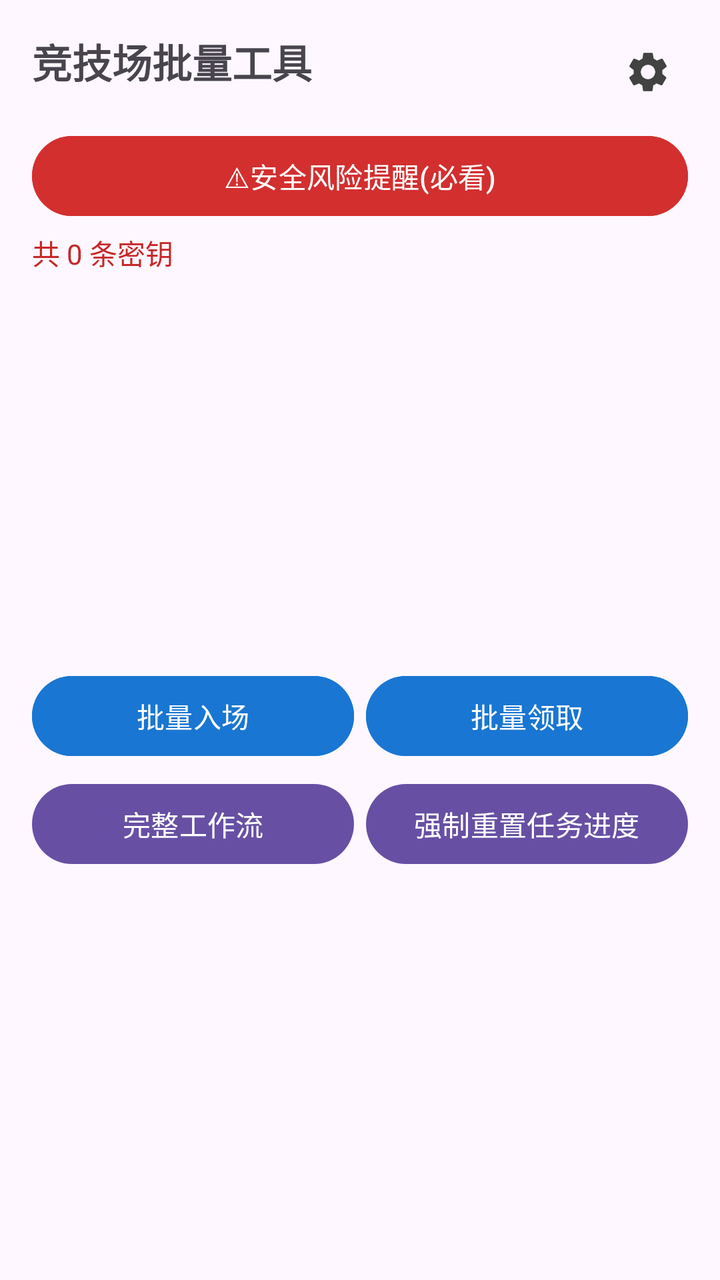
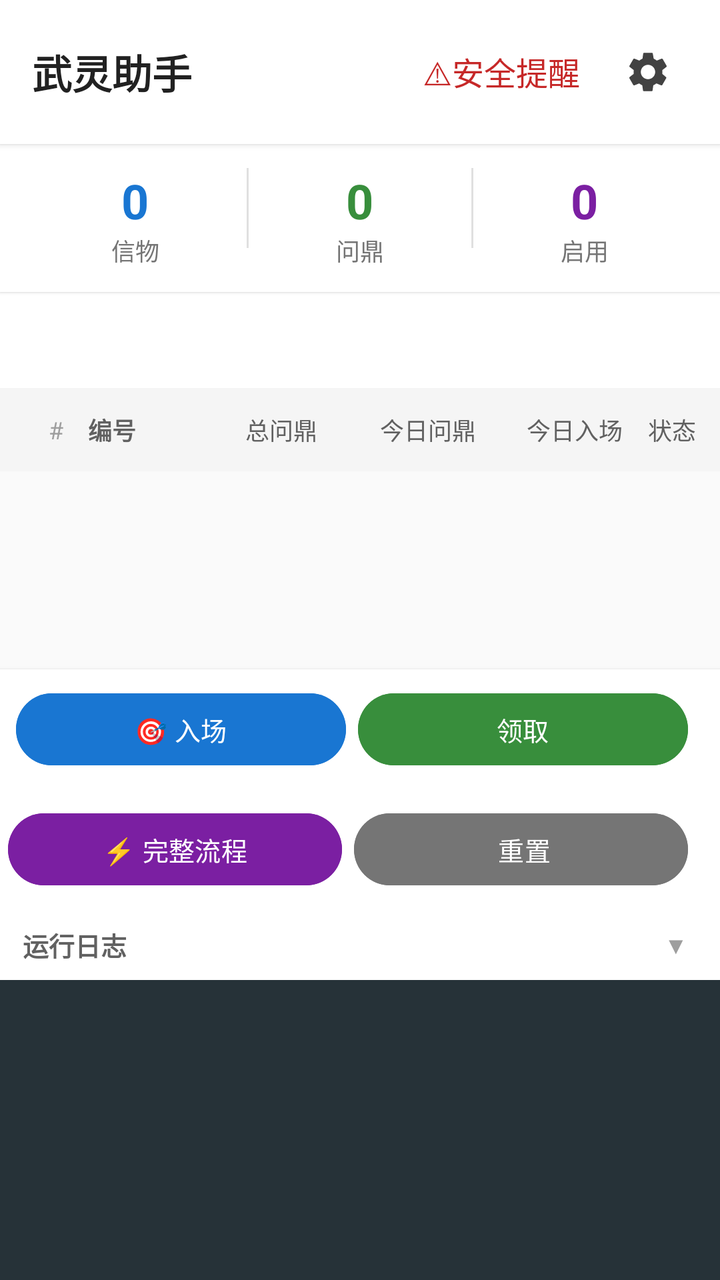

The first picture is an Android layout as it rendered before a commit; the second is the same layout after the commit. The layout source and the unified diff follow.
<!-- AndroidManifest.xml: application theme Theme.WlClient -->
<!-- res/layout/activity_main.xml -->
<?xml version="1.0" encoding="utf-8"?>
<LinearLayout xmlns:android="http://schemas.android.com/apk/res/android"
    android:id="@+id/main"
    android:layout_width="match_parent"
    android:layout_height="match_parent"
    android:orientation="vertical"
    android:padding="16dp">
    
    <RelativeLayout
        android:layout_width="match_parent"
        android:layout_height="wrap_content"
        android:layout_marginBottom="8dp">
        <TextView
            android:layout_width="wrap_content"
            android:layout_height="wrap_content"
            android:text="竞技场批量工具"
            android:textSize="20sp"
            android:textStyle="bold" />
        
        <ImageButton
            android:id="@+id/btn_setting_gear"
            android:layout_width="40dp"
            android:layout_height="40dp"
            android:layout_alignParentEnd="true"
            android:background="?attr/selectableItemBackgroundBorderless"
            android:contentDescription="更多设置菜单"
            android:src="@drawable/ic_gear_svg" />
    </RelativeLayout>
    
    <Button
        android:id="@+id/btn_security_warn"
        android:layout_width="match_parent"
        android:layout_height="wrap_content"
        android:backgroundTint="#D32F2F"
        android:textColor="#ffffff"
        android:text="⚠安全风险提醒(必看)" />
    <TextView
        android:id="@+id/tv_count_info"
        android:layout_width="match_parent"
        android:layout_height="wrap_content"
        android:text="共 0 条密钥"
        android:textColor="#C62828"
        android:textSize="14sp"
        android:layout_marginTop="4dp" />
    
    <ListView
        android:id="@+id/lv_cipher_keys"
        android:layout_width="match_parent"
        android:layout_height="0dp"
        android:layout_weight="1"
        android:layout_marginTop="8dp"
        android:choiceMode="none" />
    
    <LinearLayout
        android:layout_width="match_parent"
        android:layout_height="wrap_content"
        android:orientation="horizontal"
        android:layout_marginTop="8dp">
        <Button
            android:id="@+id/btn_batch_enter"
            android:layout_width="0dp"
            android:layout_height="wrap_content"
            android:layout_weight="1"
            android:maxLines="1"
            android:backgroundTint="#1976D2"
            android:textColor="#ffffff"
            android:text="批量入场" />
        <View android:layout_width="6dp" android:layout_height="0dp" />
        <Button
            android:id="@+id/btn_batch_claim"
            android:layout_width="0dp"
            android:layout_height="wrap_content"
            android:layout_weight="1"
            android:maxLines="1"
            android:backgroundTint="#1976D2"
            android:textColor="#ffffff"
            android:text="批量领取" />
    </LinearLayout>
    <LinearLayout
        android:layout_width="match_parent"
        android:layout_height="wrap_content"
        android:orientation="horizontal"
        android:layout_marginTop="6dp">
        <Button
            android:id="@+id/btn_full_workflow"
            android:layout_width="0dp"
            android:layout_height="wrap_content"
            android:layout_weight="1"
            android:maxLines="1"
            android:text="完整工作流" />
        <View android:layout_width="6dp" android:layout_height="0dp" />
        <Button
            android:id="@+id/btn_reset_task"
            android:layout_width="0dp"
            android:layout_height="wrap_content"
            android:layout_weight="1"
            android:maxLines="1"
            android:text="强制重置任务进度" />
    </LinearLayout>
    
    <ScrollView
        android:id="@+id/scrollView"
        android:layout_width="match_parent"
        android:layout_height="180dp"
        android:layout_marginTop="8dp">
        <TextView
            android:id="@+id/tv_log"
            android:layout_width="match_parent"
            android:layout_height="wrap_content" />
    </ScrollView>
</LinearLayout>
<!-- resources referenced by this layout -->
<resources>
  <!-- drawable ic_gear_svg (drawable) -->
  <?xml version="1.0" encoding="utf-8"?>
  <vector xmlns:android="http://schemas.android.com/apk/res/android"
      android:width="24dp"
      android:height="24dp"
      android:viewportWidth="24"
      android:viewportHeight="24">
      <path
          android:fillColor="#424242"
          android:pathData="M19.14,12.94c0.04,-0.3 0.06,-0.61 0.06,-0.94c0,-0.32 -0.02,-0.64 -0.06,-0.94l2.03,-1.58c0.18,-0.14 0.23,-0.41 0.12,-0.61l-1.92,-3.32c-0.12,-0.22 -0.37,-0.29 -0.59,-0.22l-2.39,0.96c-0.5,-0.38 -0.99,-0.7 -1.54,-0.94L14.4,2.81c-0.04,-0.24 -0.24,-0.41 -0.48,-0.41h-3.84c-0.24,0 -0.43,0.17 -0.47,0.41L9.25,5.35C8.7,5.59 8.12,5.92 7.63,6.29L5.24,5.33c-0.22,-0.08 -0.47,0 -0.59,0.22L2.74,8.87C2.62,9.08 2.66,9.34 2.86,9.48l2.03,1.58C4.84,11.36 4.8,11.69 4.8,12s0.02,0.64 0.05,0.94l-2.03,1.58c-0.18,0.14 -0.23,0.41 -0.12,0.61l1.92,3.32c0.12,0.22,0.37,0.29,0.59,0.22l2.39,-0.96c0.5,0.38,0.99,0.7,1.54,0.94l0.36,2.54c0.05,0.24,0.24,0.41,0.48,0.41h3.84c0.24,0,0.44,-0.17,0.47,-0.41l0.36,-2.54c0.55,-0.24 1.04,-0.56 1.54,-0.94l2.39,0.96c0.22,0.08,0.47,0,0.59,-0.22l1.92,-3.32c0.12,-0.22,0.07,-0.47,-0.12,-0.61M12,15.6c-1.98,0 -3.6,-1.62 -3.6,-3.6s1.62,-3.6 3.6,-3.6s3.6,1.62 3.6,3.6S13.98,15.6 12,15.6z"/>
  </vector>
  <style name="Theme.WlClient" parent="Base.Theme.WlClient" />
  <style name="Base.Theme.WlClient" parent="Theme.Material3.DayNight.NoActionBar">
          
          
      </style>
</resources>

<!-- the commit's change to res/layout/activity_main.xml (unified diff, before → after) -->
@@ -1,111 +1,377 @@
 <?xml version="1.0" encoding="utf-8"?>
 <LinearLayout xmlns:android="http://schemas.android.com/apk/res/android"
+    xmlns:app="http://schemas.android.com/apk/res-auto"
     android:id="@+id/main"
     android:layout_width="match_parent"
     android:layout_height="match_parent"
     android:orientation="vertical"
-    android:padding="16dp">
-    
-    <RelativeLayout
-        android:layout_width="match_parent"
-        android:layout_height="wrap_content"
-        android:layout_marginBottom="8dp">
-        <TextView
+    android:background="#FAFAFA">
+
+    
+    <LinearLayout
+        android:layout_width="match_parent"
+        android:layout_height="wrap_content"
+        android:orientation="horizontal"
+        android:gravity="center_vertical"
+        android:padding="16dp"
+        android:background="#FFFFFF"
+        android:elevation="2dp">
+
+        <TextView
+            android:layout_width="0dp"
+            android:layout_height="wrap_content"
+            android:layout_weight="1"
+            android:text="武灵助手"
+            android:textSize="20sp"
+            android:textStyle="bold"
+            android:textColor="#212121" />
+
+        <TextView
+            android:id="@+id/btn_security_warn"
             android:layout_width="wrap_content"
             android:layout_height="wrap_content"
-            android:text="竞技场批量工具"
-            android:textSize="20sp"
-            android:textStyle="bold" />
-        
+            android:padding="6dp"
+            android:layout_marginEnd="8dp"
+            android:text="⚠安全提醒"
+            android:textColor="#C62828"
+            android:textSize="16sp"
+            android:clickable="true"
+            android:focusable="true"
+            android:foreground="?attr/selectableItemBackground" />
+
         <ImageButton
             android:id="@+id/btn_setting_gear"
             android:layout_width="40dp"
             android:layout_height="40dp"
-            android:layout_alignParentEnd="true"
             android:background="?attr/selectableItemBackgroundBorderless"
             android:contentDescription="更多设置菜单"
             android:src="@drawable/ic_gear_svg" />
-    </RelativeLayout>
-    
-    <Button
-        android:id="@+id/btn_security_warn"
-        android:layout_width="match_parent"
-        android:layout_height="wrap_content"
-        android:backgroundTint="#D32F2F"
-        android:textColor="#ffffff"
-        android:text="⚠安全风险提醒(必看)" />
-    <TextView
-        android:id="@+id/tv_count_info"
-        android:layout_width="match_parent"
-        android:layout_height="wrap_content"
-        android:text="共 0 条密钥"
-        android:textColor="#C62828"
-        android:textSize="14sp"
-        android:layout_marginTop="4dp" />
-    
-    <ListView
-        android:id="@+id/lv_cipher_keys"
+    </LinearLayout>
+
+    
+    <LinearLayout
+        android:layout_width="match_parent"
+        android:layout_height="wrap_content"
+        android:orientation="horizontal"
+        android:padding="12dp"
+        android:background="#FFFFFF"
+        android:elevation="1dp">
+
+        <LinearLayout
+            android:layout_width="0dp"
+            android:layout_height="wrap_content"
+            android:layout_weight="1"
+            android:orientation="vertical"
+            android:gravity="center">
+
+            <TextView
+                android:id="@+id/tv_token_count"
+                android:layout_width="wrap_content"
+                android:layout_height="wrap_content"
+                android:text="0"
+                android:textSize="24sp"
+                android:textStyle="bold"
+                android:textColor="#1976D2" />
+
+            <TextView
+                android:layout_width="wrap_content"
+                android:layout_height="wrap_content"
+                android:text="信物"
+                android:textSize="12sp"
+                android:textColor="#757575" />
+        </LinearLayout>
+
+        <View
+            android:layout_width="1dp"
+            android:layout_height="40dp"
+            android:background="#E0E0E0" />
+
+        <LinearLayout
+            android:layout_width="0dp"
+            android:layout_height="wrap_content"
+            android:layout_weight="1"
+            android:orientation="vertical"
+            android:gravity="center">
+
+            <TextView
+                android:id="@+id/tv_qd_count"
+                android:layout_width="wrap_content"
+                android:layout_height="wrap_content"
+                android:text="0"
+                android:textSize="24sp"
+                android:textStyle="bold"
+                android:textColor="#388E3C" />
+
+            <TextView
+                android:layout_width="wrap_content"
+                android:layout_height="wrap_content"
+                android:text="问鼎"
+                android:textSize="12sp"
+                android:textColor="#757575" />
+        </LinearLayout>
+
+        <View
+            android:layout_width="1dp"
+            android:layout_height="40dp"
+            android:background="#E0E0E0" />
+
+        <LinearLayout
+            android:layout_width="0dp"
+            android:layout_height="wrap_content"
+            android:layout_weight="1"
+            android:orientation="vertical"
+            android:gravity="center">
+
+            <TextView
+                android:id="@+id/tv_enabled_count"
+                android:layout_width="wrap_content"
+                android:layout_height="wrap_content"
+                android:text="0"
+                android:textSize="24sp"
+                android:textStyle="bold"
+                android:textColor="#7B1FA2" />
+
+            <TextView
+                android:layout_width="wrap_content"
+                android:layout_height="wrap_content"
+                android:text="启用"
+                android:textSize="12sp"
+                android:textColor="#757575" />
+        </LinearLayout>
+    </LinearLayout>
+
+    
+    <com.google.android.material.tabs.TabLayout
+        android:id="@+id/tab_layout"
+        android:layout_width="match_parent"
+        android:layout_height="48dp"
+        android:background="#FFFFFF"
+        app:tabIndicatorColor="#1976D2"
+        app:tabSelectedTextColor="#1976D2"
+        app:tabTextColor="#757575" />
+
+    
+    <LinearLayout
+        android:id="@+id/layout_status_header"
+        android:layout_width="match_parent"
+        android:layout_height="wrap_content"
+        android:orientation="horizontal"
+        android:gravity="center_vertical"
+        android:padding="12dp"
+        android:background="#F5F5F5">
+
+        <TextView
+            android:layout_width="32dp"
+            android:layout_height="wrap_content"
+            android:text="#"
+            android:textSize="12sp"
+            android:textColor="#9E9E9E"
+            android:gravity="center" />
+
+        <TextView
+            android:layout_width="60dp"
+            android:layout_height="wrap_content"
+            android:text="编号"
+            android:textSize="12sp"
+            android:textStyle="bold"
+            android:textColor="#616161" />
+
+        <TextView
+            android:layout_width="0dp"
+            android:layout_height="wrap_content"
+            android:layout_weight="1"
+            android:text="总问鼎"
+            android:textSize="12sp"
+            android:textColor="#616161"
+            android:gravity="center" />
+
+        <TextView
+            android:layout_width="0dp"
+            android:layout_height="wrap_content"
+            android:layout_weight="1"
+            android:text="今日问鼎"
+            android:textSize="12sp"
+            android:textColor="#616161"
+            android:gravity="center" />
+
+        <TextView
+            android:layout_width="0dp"
+            android:layout_height="wrap_content"
+            android:layout_weight="1"
+            android:text="今日入场"
+            android:textSize="12sp"
+            android:textColor="#616161"
+            android:gravity="center" />
+
+        <TextView
+            android:layout_width="wrap_content"
+            android:layout_height="wrap_content"
+            android:text="状态"
+            android:textSize="12sp"
+            android:textColor="#616161" />
+    </LinearLayout>
+
+    
+    <FrameLayout
         android:layout_width="match_parent"
         android:layout_height="0dp"
-        android:layout_weight="1"
-        android:layout_marginTop="8dp"
-        android:choiceMode="none" />
-    
-    <LinearLayout
-        android:layout_width="match_parent"
-        android:layout_height="wrap_content"
-        android:orientation="horizontal"
-        android:layout_marginTop="8dp">
+        android:layout_weight="1">
+
+        <androidx.recyclerview.widget.RecyclerView
+            android:id="@+id/rv_daily_status"
+            android:layout_width="match_parent"
+            android:layout_height="match_parent"
+            android:visibility="visible" />
+
+        <TextView
+            android:id="@+id/tv_empty_status"
+            android:layout_width="wrap_content"
+            android:layout_height="wrap_content"
+            android:layout_gravity="center"
+            android:text="暂无数据，执行后自动记录"
+            android:textSize="14sp"
+            android:textColor="#BDBDBD"
+            android:visibility="gone" />
+
+        <androidx.recyclerview.widget.RecyclerView
+            android:id="@+id/rv_failure_list"
+            android:layout_width="match_parent"
+            android:layout_height="match_parent"
+            android:visibility="gone" />
+
+        <TextView
+            android:id="@+id/tv_empty_failure"
+            android:layout_width="wrap_content"
+            android:layout_height="wrap_content"
+            android:layout_gravity="center"
+            android:text="暂无失败记录 ✅"
+            android:textSize="14sp"
+            android:textColor="#BDBDBD"
+            android:visibility="gone" />
+    </FrameLayout>
+
+    
+    <LinearLayout
+        android:layout_width="match_parent"
+        android:layout_height="wrap_content"
+        android:orientation="horizontal"
+        android:paddingStart="8dp"
+        android:paddingEnd="16dp"
+        android:paddingTop="8dp"
+        android:paddingBottom="8dp"
+        android:background="#FFFFFF"
+        android:elevation="2dp">
+
         <Button
             android:id="@+id/btn_batch_enter"
             android:layout_width="0dp"
-            android:layout_height="wrap_content"
-            android:layout_weight="1"
-            android:maxLines="1"
+            android:layout_height="44dp"
+            android:layout_weight="1"
             android:backgroundTint="#1976D2"
             android:textColor="#ffffff"
-            android:text="批量入场" />
+            android:text="🎯 入场"
+            android:textSize="13sp" />
+
         <View android:layout_width="6dp" android:layout_height="0dp" />
+
         <Button
             android:id="@+id/btn_batch_claim"
             android:layout_width="0dp"
-            android:layout_height="wrap_content"
-            android:layout_weight="1"
-            android:maxLines="1"
-            android:backgroundTint="#1976D2"
+            android:layout_height="44dp"
+            android:layout_weight="1"
+            android:backgroundTint="#388E3C"
             android:textColor="#ffffff"
-            android:text="批量领取" />
-    </LinearLayout>
-    <LinearLayout
-        android:layout_width="match_parent"
-        android:layout_height="wrap_content"
-        android:orientation="horizontal"
-        android:layout_marginTop="6dp">
+            android:text="领取"
+            android:textSize="13sp" />
+    </LinearLayout>
+
+    <LinearLayout
+        android:layout_width="match_parent"
+        android:layout_height="wrap_content"
+        android:orientation="horizontal"
+        android:paddingStart="4dp"
+        android:paddingEnd="16dp"
+        android:paddingTop="8dp"
+        android:paddingBottom="8dp"
+        android:background="#FFFFFF"
+        android:elevation="2dp">
+
         <Button
             android:id="@+id/btn_full_workflow"
             android:layout_width="0dp"
-            android:layout_height="wrap_content"
-            android:layout_weight="1"
-            android:maxLines="1"
-            android:text="完整工作流" />
+            android:layout_height="44dp"
+            android:layout_weight="1"
+            android:backgroundTint="#7B1FA2"
+            android:textColor="#ffffff"
+            android:text="⚡ 完整流程"
+            android:textSize="13sp" />
+
         <View android:layout_width="6dp" android:layout_height="0dp" />
+
         <Button
             android:id="@+id/btn_reset_task"
             android:layout_width="0dp"
-            android:layout_height="wrap_content"
-            android:layout_weight="1"
-            android:maxLines="1"
-            android:text="强制重置任务进度" />
-    </LinearLayout>
-    
-    <ScrollView
-        android:id="@+id/scrollView"
-        android:layout_width="match_parent"
-        android:layout_height="180dp"
-        android:layout_marginTop="8dp">
-        <TextView
-            android:id="@+id/tv_log"
+            android:layout_height="44dp"
+            android:layout_weight="1"
+            android:backgroundTint="#757575"
+            android:textColor="#ffffff"
+            android:text=" 重置"
+            android:textSize="13sp" />
+    </LinearLayout>
+
+    
+    <LinearLayout
+        android:layout_width="match_parent"
+        android:layout_height="wrap_content"
+        android:orientation="vertical"
+        android:background="#FFFFFF"
+        android:elevation="2dp">
+
+        <LinearLayout
+            android:id="@+id/layout_log_header"
             android:layout_width="match_parent"
-            android:layout_height="wrap_content" />
-    </ScrollView>
+            android:layout_height="wrap_content"
+            android:orientation="horizontal"
+            android:gravity="center_vertical"
+            android:paddingStart="8dp"
+            android:paddingEnd="16dp"
+            android:paddingTop="8dp"
+            android:paddingBottom="8dp"
+            android:clickable="true"
+            android:focusable="true">
+
+            <TextView
+                android:layout_width="0dp"
+                android:layout_height="wrap_content"
+                android:layout_weight="1"
+                android:text=" 运行日志"
+                android:textSize="13sp"
+                android:textColor="#616161"
+                android:textStyle="bold" />
+
+            <TextView
+                android:id="@+id/tv_log_toggle"
+                android:layout_width="wrap_content"
+                android:layout_height="wrap_content"
+                android:text="▼"
+                android:textSize="12sp"
+                android:textColor="#9E9E9E" />
+        </LinearLayout>
+
+        <ScrollView
+            android:id="@+id/scrollView"
+            android:layout_width="match_parent"
+            android:layout_height="150dp"
+            android:background="#263238"
+            android:padding="8dp">
+
+            <TextView
+                android:id="@+id/tv_log"
+                android:layout_width="match_parent"
+                android:layout_height="wrap_content"
+                android:textColor="#B0BEC5"
+                android:textSize="12sp"
+                android:fontFamily="monospace" />
+        </ScrollView>
+    </LinearLayout>
 </LinearLayout>
